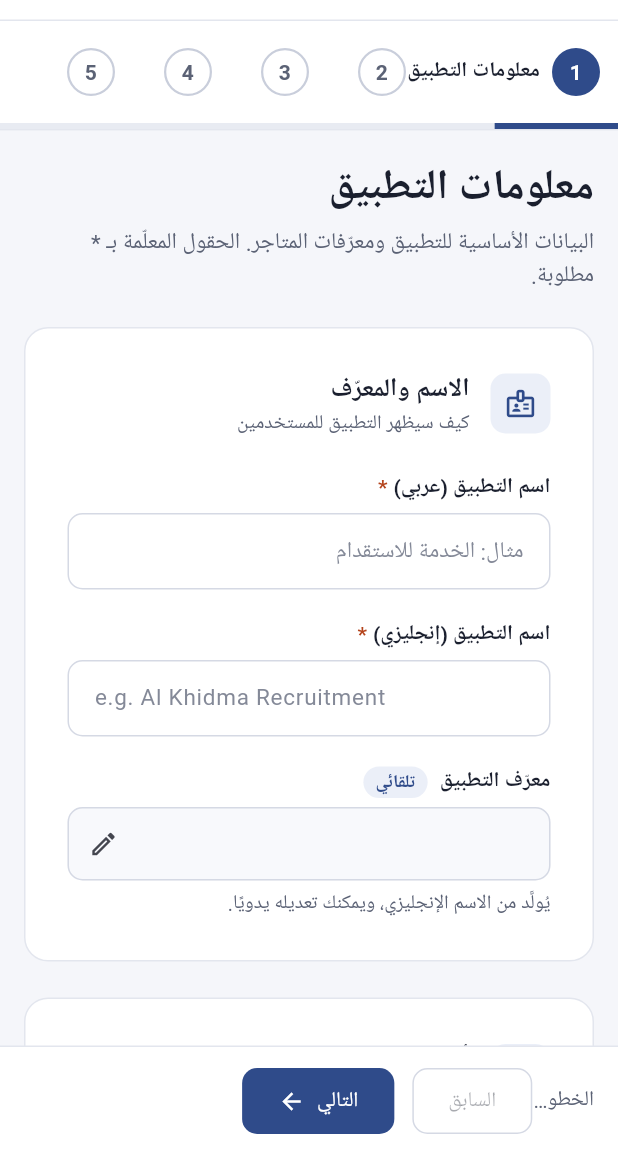
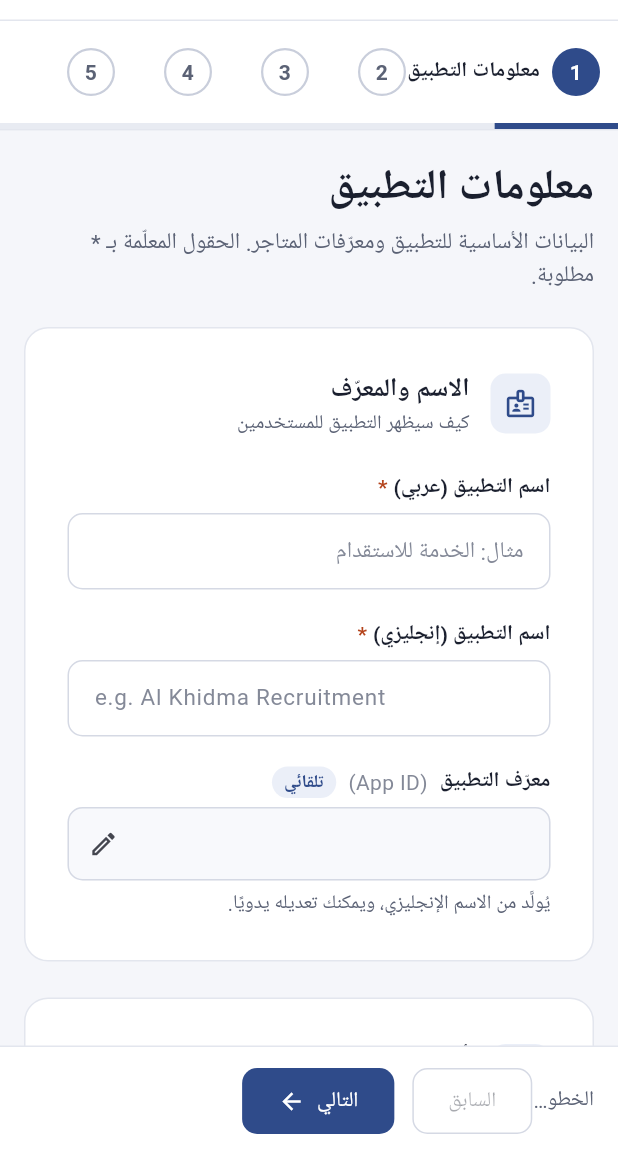
Before and after one commit to ahmedelkhyary/swift-app-builder, a Flutter app: the screen it shows after launch, on a phone screen of 412 x 824 dp, the part 81-1236 px from its top. Run offline on Flutter 3.47's test engine with Material 3 defaults, Android fonts, the phone set to English and light mode, and no system bars; our stand-ins replace cloud_firestore, file_picker, firebase_core, firebase_storage, flutter_riverpod, flutter_svg and 3 more; missing offline and left inert: dart:js_interop, json_schema; accounts and stored records are empty; Roboto replaces fonts that are missing (Ibm Plex Sans Arabic).

Commit message:
add app id hint

```diff
--- a/lib/features/builder/presentation/info_section.dart
+++ b/lib/features/builder/presentation/info_section.dart
@@ -87,6 +87,31 @@ class _InfoSectionState extends ConsumerState<InfoSection> {
           )
         : null;
 
+    // Arabic-only: "App ID" next to the Arabic label. Kept out of the ARB
+    // string (mixed Arabic/Latin text inside parentheses can render the
+    // brackets wrong in RTL) and forced LTR so the parentheses read correctly.
+    final appIdNote = Localizations.localeOf(context).languageCode == 'ar'
+        ? Text(
+            '(App ID)',
+            textDirection: TextDirection.ltr,
+            style: TextStyle(
+              fontSize: 14,
+              color: AppColors.muted.withValues(alpha: 0.75),
+            ),
+          )
+        : null;
+    final appIdLabelBadge = appIdNote == null && autoBadge == null
+        ? null
+        : Row(
+            mainAxisSize: MainAxisSize.min,
+            children: [
+              ?appIdNote,
+              if (appIdNote != null && autoBadge != null)
+                const SizedBox(width: 8),
+              ?autoBadge,
+            ],
+          );
+
     Widget? appIdSuffix;
     if (!d.existingApp) {
       appIdSuffix = d.appIdEdited
@@ -150,7 +175,7 @@ class _InfoSectionState extends ConsumerState<InfoSection> {
                 fieldKey: const ValueKey('app-id'),
                 field: DraftField.appId,
                 label: l10n.fieldAppId,
-                badge: autoBadge,
+                badge: appIdLabelBadge,
                 value: d.appId,
                 ltr: true,
                 mono: true,
```
Also changed, not shown: 3 other files.
